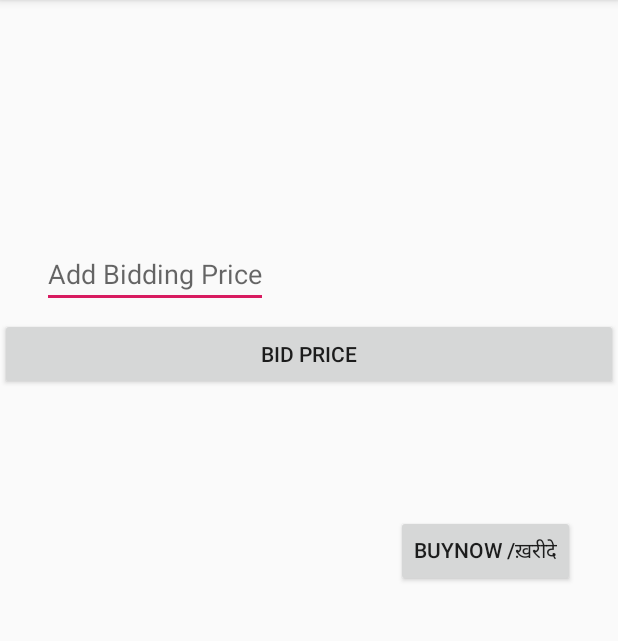
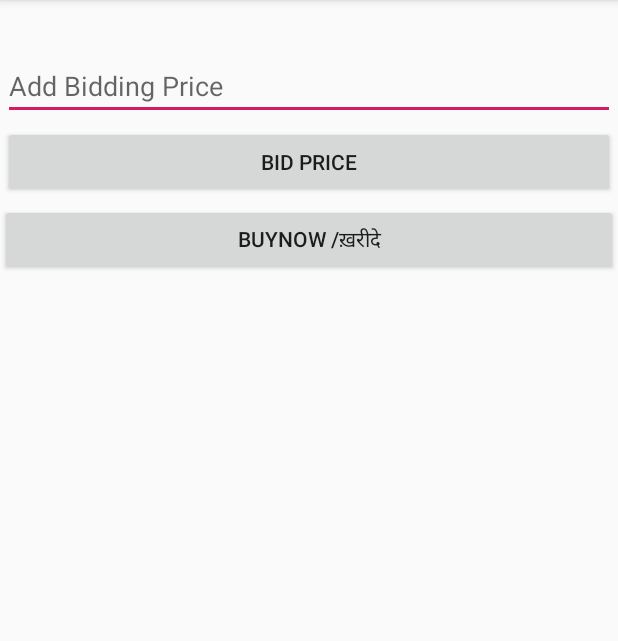
Before and after one commit to Darshpreet2000/Farmer-Portal, an Android app: the displayproduct screen opened directly, with no data from a screen before it, on a phone screen of 412 x 824 dp, the part 84-725 px from its top. Run offline under Robolectric (Android 15) with nearby library versions, the light colour scheme and no system bars; our stand-ins replace Firebase (no records; nobody signed in at launch, a user with empty details on screens opened directly); 7 statements that could not run were skipped.

Commit message:
Fixed UI

```diff
--- a/app/src/main/res/layout/activity_displayproduct.xml
+++ b/app/src/main/res/layout/activity_displayproduct.xml
@@ -11,46 +11,55 @@
         android:id="@+id/productDescreption"
         android:layout_width="wrap_content"
         android:layout_height="wrap_content"
+        android:textStyle="bold"
 
         android:layout_alignParentStart="true"
         android:layout_marginStart="28dp"
         android:text="ThisisnewActivity"
 
-        android:textSize="30sp" />
+        android:textSize="24sp" />
 
-    <Button
-        android:id="@+id/BuyNow"
-        android:layout_width="wrap_content"
+    <LinearLayout
+        android:layout_width="match_parent"
         android:layout_height="wrap_content"
-        android:layout_alignParentStart="true"
-        android:layout_alignParentTop="true"
-        android:layout_centerVertical="true"
-        android:layout_marginStart="264dp"
-        android:layout_marginTop="343dp"
-        android:text="BuyNow /ख़रीदे"
-        app:layout_constraintBottom_toBottomOf="parent"
-        app:layout_constraintEnd_toEndOf="parent"
-        app:layout_constraintHorizontal_bias="0.498"
-        app:layout_constraintStart_toStartOf="parent"
-        app:layout_constraintTop_toBottomOf="@+id/productDescreption"
-        app:layout_constraintVertical_bias="0.239" />
+        android:orientation="vertical"
+        android:layout_below="@+id/productDescreption">
 
         <EditText
-        android:layout_width="wrap_content"
+            android:id="@+id/biddingprice"
+            android:layout_width="match_parent"
             android:layout_height="wrap_content"
-        android:id="@+id/biddingprice"
+            android:layout_below="@+id/productDescreption"
             android:layout_alignParentStart="true"
-        android:layout_alignParentTop="true"
-        android:layout_marginStart="28dp"
-        android:layout_marginTop="160dp"
+            android:layout_alignParentEnd="true"
+            android:layout_margin="2dp"
             android:hint="Add Bidding Price" />
 
         <Button
             android:id="@+id/addbidding"
             android:layout_width="match_parent"
             android:layout_height="wrap_content"
+            android:layout_above="@+id/BuyNow"
+            android:layout_below="@+id/biddingprice"
+            android:layout_alignStart="@+id/biddingprice"
+            android:layout_alignEnd="@+id/biddingprice"
+            android:layout_margin="2dp"
+            android:layout_marginBottom="117dp"
+            android:text="Bid Price" />
+
+        <Button
+            android:id="@+id/BuyNow"
+            android:layout_width="match_parent"
+            android:layout_height="wrap_content"
+            android:layout_below="@+id/addbidding"
             android:layout_alignParentStart="true"
-        android:layout_alignParentTop="true"
-        android:layout_marginTop="212dp"
-        android:text="Bid Price" />
+            android:layout_alignParentEnd="true"
+            android:layout_alignParentBottom="true"
+            android:layout_marginTop="2dp"
+            android:layout_gravity="center"
+
+            android:text="BuyNow /ख़रीदे"
+
+            />
+    </LinearLayout>
 </RelativeLayout>
```
Lines whose indentation alone changed are shown as unchanged.
